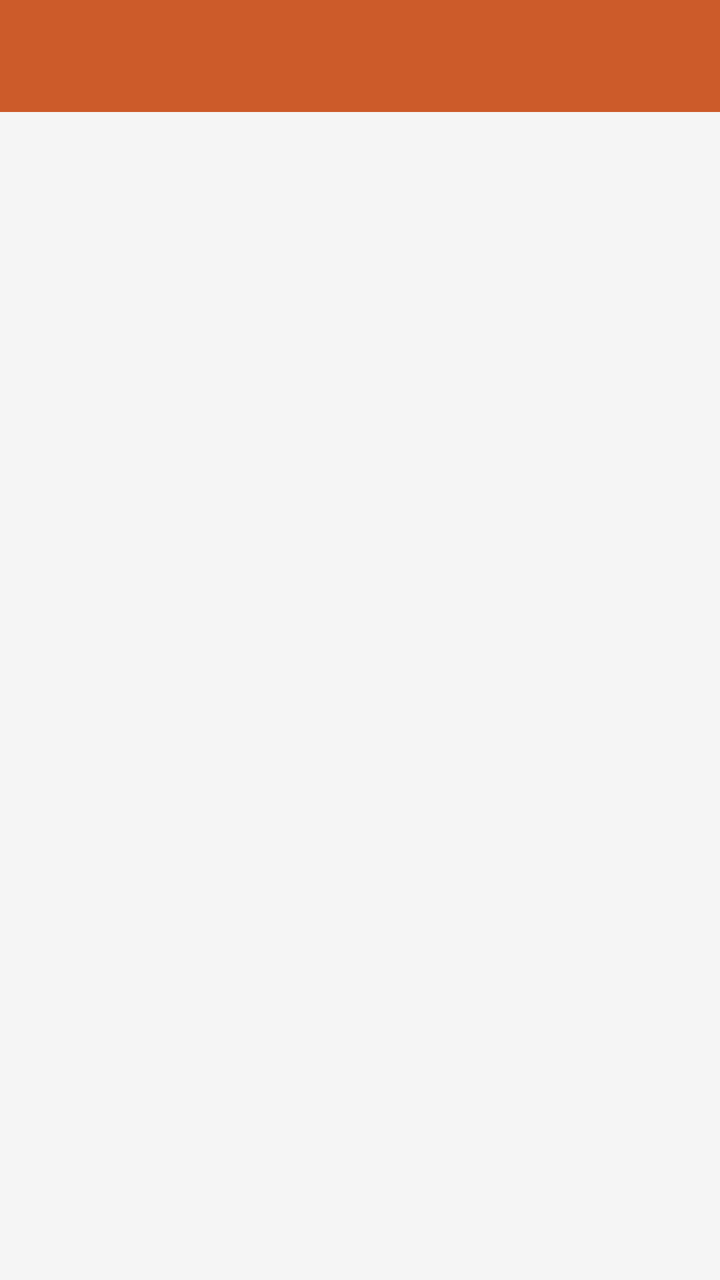
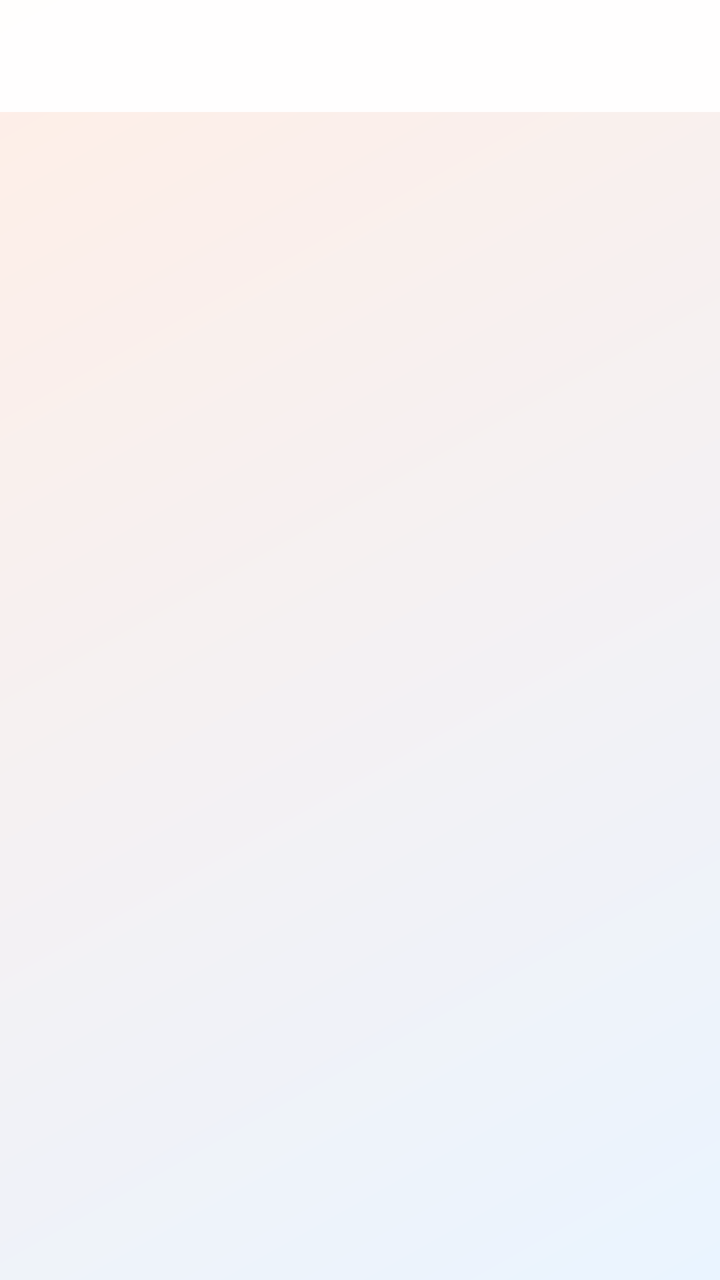

Compare the two renders of this Android layout. The source of the first and the diff that turns it into the second are given below.
<!-- AndroidManifest.xml: application theme Theme.Inventario.NoBar -->
<!-- res/layout/activity_auditoria.xml -->
<?xml version="1.0" encoding="utf-8"?>
<LinearLayout xmlns:android="http://schemas.android.com/apk/res/android"
    xmlns:app="http://schemas.android.com/apk/res-auto"
    android:layout_width="match_parent"
    android:layout_height="match_parent"
    android:orientation="vertical"
    android:background="@color/screenBackground"
    android:fitsSystemWindows="true">

    <androidx.appcompat.widget.Toolbar
        android:id="@+id/toolbar"
        android:layout_width="match_parent"
        android:layout_height="wrap_content"
        android:minHeight="?attr/actionBarSize"
        android:background="?attr/colorPrimary"
        android:theme="@style/ThemeOverlay.AppCompat.Dark.ActionBar"
        app:popupTheme="@style/ThemeOverlay.AppCompat.Light" />

    <ProgressBar
        android:id="@+id/progressBar"
        android:layout_width="match_parent"
        android:layout_height="4dp"
        style="?android:attr/progressBarStyleHorizontal"
        android:indeterminate="true"
        android:visibility="gone" />

    <TextView
        android:id="@+id/tvVazio"
        android:layout_width="match_parent"
        android:layout_height="0dp"
        android:layout_weight="1"
        android:gravity="center"
        android:text="Nenhum registro de auditoria"
        android:textColor="@color/textSecondary"
        android:textSize="15sp"
        android:visibility="gone" />

    <androidx.recyclerview.widget.RecyclerView
        android:id="@+id/recycler"
        android:layout_width="match_parent"
        android:layout_height="0dp"
        android:layout_weight="1"
        android:paddingVertical="4dp"
        android:clipToPadding="false" />

</LinearLayout>
<!-- resources referenced by this layout -->
<resources>
  <color name="screenBackground">#F5F5F5</color>
  <color name="textSecondary">#757575</color>
  <style name="Theme.Inventario.NoBar" parent="Theme.MaterialComponents.DayNight.NoActionBar">
          <item name="colorPrimary">@color/colorPrimary</item>
          <item name="colorPrimaryVariant">@color/colorPrimaryDark</item>
          <item name="colorOnPrimary">#FFFFFF</item>
          <item name="colorSecondary">@color/colorAccent</item>
          <item name="colorOnSecondary">#FFFFFF</item>
          <item name="android:windowBackground">@color/screenBackground</item>
          <item name="android:statusBarColor">@color/colorPrimaryDark</item>
      </style>
  <color name="colorPrimary">#CC5B2A</color>
  <color name="colorPrimaryDark">#A04520</color>
  <color name="colorAccent">#E07040</color>
</resources>

<!-- the commit's change to res/layout/activity_auditoria.xml (unified diff, before → after) -->
@@ -4,7 +4,7 @@
     android:layout_width="match_parent"
     android:layout_height="match_parent"
     android:orientation="vertical"
-    android:background="@color/screenBackground"
+    android:background="@drawable/bg_gradient"
     android:fitsSystemWindows="true">
 
     <androidx.appcompat.widget.Toolbar
@@ -12,8 +12,9 @@
         android:layout_width="match_parent"
         android:layout_height="wrap_content"
         android:minHeight="?attr/actionBarSize"
-        android:background="?attr/colorPrimary"
-        android:theme="@style/ThemeOverlay.AppCompat.Dark.ActionBar"
+        android:background="@color/glassToolbarFill"
+        android:elevation="0dp"
+        android:theme="@style/Theme.Inventario.ToolbarOverlay"
         app:popupTheme="@style/ThemeOverlay.AppCompat.Light" />
 
     <ProgressBar
<!-- resource entries referenced after the edit -->
@@ -1,7 +1,18 @@
 <!-- resources referenced by this layout -->
 <resources>
-  <color name="screenBackground">#F5F5F5</color>
-  <color name="textSecondary">#757575</color>
+  <color name="glassToolbarFill">#F0FFFFFF</color>
+  <color name="screenBackground">#E8ECEF</color>
+  <color name="textSecondary">#7F8C8D</color>
+  <!-- drawable bg_gradient (drawable) -->
+  <?xml version="1.0" encoding="utf-8"?>
+  <shape xmlns:android="http://schemas.android.com/apk/res/android">
+      <gradient
+          android:startColor="@color/gradientStart"
+          android:endColor="@color/gradientEnd"
+          android:angle="315"
+          android:type="linear" />
+  </shape>
+  <style name="Theme.Inventario.ToolbarOverlay" parent="ThemeOverlay.AppCompat.Light" />
   <style name="Theme.Inventario.NoBar" parent="Theme.MaterialComponents.DayNight.NoActionBar">
           <item name="colorPrimary">@color/colorPrimary</item>
           <item name="colorPrimaryVariant">@color/colorPrimaryDark</item>
@@ -9,10 +20,12 @@
           <item name="colorSecondary">@color/colorAccent</item>
           <item name="colorOnSecondary">#FFFFFF</item>
           <item name="android:windowBackground">@color/screenBackground</item>
-          <item name="android:statusBarColor">@color/colorPrimaryDark</item>
+          <item name="android:statusBarColor">@color/gradientStart</item>
       </style>
+  <color name="gradientStart">#FFEEE6</color>
+  <color name="gradientEnd">#EAF4FF</color>
   <color name="colorPrimary">#CC5B2A</color>
   <color name="colorPrimaryDark">#A04520</color>
-  <color name="colorAccent">#E07040</color>
+  <color name="colorAccent">#FF5C23</color>
 </resources>
 
